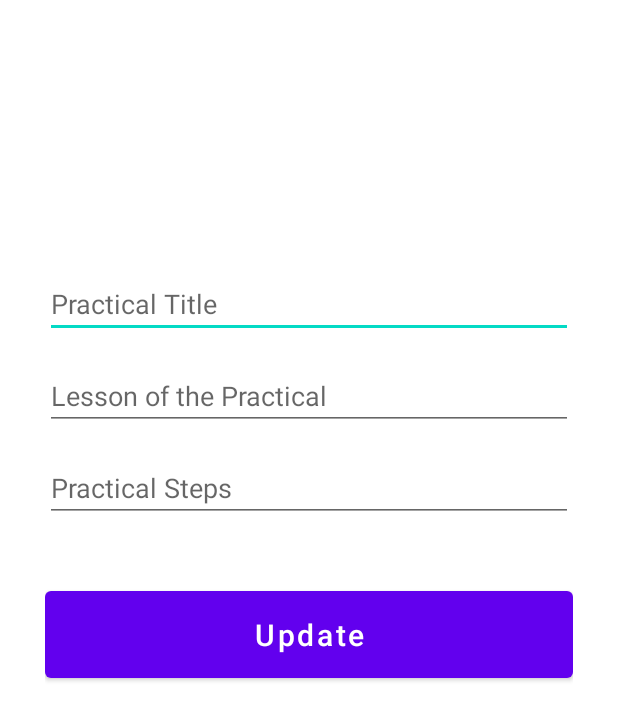
After one commit to pamudipunsala/PLab, an Android app: the layout activity_update_practical.xml on its own in the app's theme, with its tools: preview values and no code run, on a phone screen of 412 x 824 dp. The commit adds this screen. Shown: the top 720 px of the screen. Run offline under Robolectric (Android 15) with nearby library versions, the phone set to English and light mode, and no system bars.

Commit message:
Update practicals frontend and backend

```diff
--- /dev/null
+++ b/app/src/main/res/layout/activity_update_practical.xml
@@ -0,0 +1,58 @@
+<?xml version="1.0" encoding="utf-8"?>
+<androidx.constraintlayout.widget.ConstraintLayout xmlns:android="http://schemas.android.com/apk/res/android"
+    xmlns:app="http://schemas.android.com/apk/res-auto"
+    xmlns:tools="http://schemas.android.com/tools"
+    android:layout_width="match_parent"
+    android:layout_height="match_parent"
+    tools:context=".AddPracticalActivity"
+    android:padding="30dp">
+
+    <EditText
+        android:id="@+id/title_input2"
+        android:layout_width="match_parent"
+        android:layout_height="wrap_content"
+        android:layout_marginTop="150dp"
+        android:ems="10"
+        android:hint="Practical Title"
+        android:inputType="textPersonName"
+        app:layout_constraintEnd_toEndOf="parent"
+        app:layout_constraintStart_toStartOf="parent"
+        app:layout_constraintTop_toTopOf="parent" />
+
+    <EditText
+        android:id="@+id/lesson_input2"
+        android:layout_width="match_parent"
+        android:layout_height="wrap_content"
+        android:layout_marginTop="16dp"
+        android:ems="10"
+        android:hint="Lesson of the Practical"
+        android:inputType="textPersonName"
+        app:layout_constraintEnd_toEndOf="parent"
+        app:layout_constraintStart_toStartOf="parent"
+        app:layout_constraintTop_toBottomOf="@+id/title_input2" />
+
+    <EditText
+        android:id="@+id/steps_input2"
+        android:layout_width="match_parent"
+        android:layout_height="wrap_content"
+        android:layout_marginTop="16dp"
+        android:ems="10"
+        android:gravity="start|top"
+        android:hint="Practical Steps"
+        android:inputType="textMultiLine"
+        app:layout_constraintEnd_toEndOf="parent"
+        app:layout_constraintStart_toStartOf="parent"
+        app:layout_constraintTop_toBottomOf="@+id/lesson_input2" />
+
+    <Button
+        android:id="@+id/update_button"
+        android:layout_width="match_parent"
+        android:layout_height="70dp"
+        android:layout_marginTop="40dp"
+        android:text="Update"
+        android:textSize="20sp"
+        android:textAllCaps="false"
+        app:layout_constraintEnd_toEndOf="parent"
+        app:layout_constraintStart_toStartOf="parent"
+        app:layout_constraintTop_toBottomOf="@+id/steps_input2" />
+</androidx.constraintlayout.widget.ConstraintLayout>
```
Also changed, not shown: app/src/main/AndroidManifest.xml (+6 -2 lines), app/src/main/java/com/example/plab/AddPractical.java (+10 -1 lines), app/src/main/java/com/example/plab/CustomAdapter.java (+22 -2 lines), app/src/main/java/com/example/plab/MyDatabaseHelper.java (+16 -1 lines), app/src/main/java/com/example/plab/UpdatePractical.java (added, +55 -0 lines).
